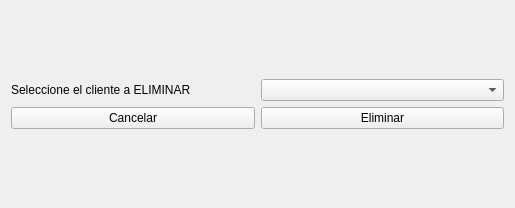
ValenDD/Desktop_app_mechanical_workshop, file views/Views ui/findDeleteClientWindowUI.ui: the form before one commit.
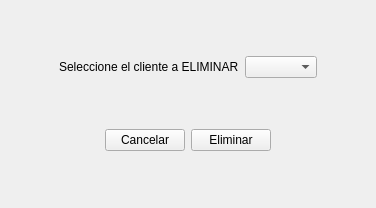
The form after the commit.

```diff
--- a/views/Views ui/findDeleteClientWindowUI.ui
+++ b/views/Views ui/findDeleteClientWindowUI.ui
@@ -6,7 +6,7 @@
    <rect>
     <x>0</x>
     <y>0</y>
-    <width>515</width>
+    <width>376</width>
     <height>208</height>
    </rect>
   </property>
@@ -14,32 +14,88 @@
    <string>Form</string>
   </property>
   <layout class="QGridLayout" name="gridLayout_2">
+   <item row="0" column="2">
+    <spacer name="horizontalSpacer_2">
+     <property name="orientation">
+      <enum>Qt::Horizontal</enum>
+     </property>
+     <property name="sizeHint" stdset="0">
+      <size>
+       <width>40</width>
+       <height>20</height>
+      </size>
+     </property>
+    </spacer>
+   </item>
    <item row="0" column="0">
+    <spacer name="horizontalSpacer">
+     <property name="orientation">
+      <enum>Qt::Horizontal</enum>
+     </property>
+     <property name="sizeHint" stdset="0">
+      <size>
+       <width>40</width>
+       <height>20</height>
+      </size>
+     </property>
+    </spacer>
+   </item>
+   <item row="0" column="1">
     <layout class="QGridLayout" name="gridLayout">
      <item row="0" column="1">
-      <widget class="QComboBox" name="lista_clientes"/>
-     </item>
-     <item row="0" column="0">
       <widget class="QLabel" name="label">
        <property name="text">
         <string>Seleccione el cliente a ELIMINAR</string>
        </property>
       </widget>
      </item>
-     <item row="1" column="1">
-      <widget class="QPushButton" name="Eliminar_cliente">
+     <item row="0" column="2">
+      <widget class="QComboBox" name="lista_clientes"/>
+     </item>
+    </layout>
+   </item>
+   <item row="1" column="1">
+    <layout class="QGridLayout" name="gridLayout_3">
+     <item row="0" column="2">
+      <widget class="QPushButton" name="Eliminar_button">
        <property name="text">
         <string>Eliminar</string>
        </property>
       </widget>
      </item>
-     <item row="1" column="0">
-      <widget class="QPushButton" name="Cancelar">
+     <item row="0" column="1">
+      <widget class="QPushButton" name="Cancelar_button">
        <property name="text">
         <string>Cancelar</string>
        </property>
       </widget>
      </item>
+     <item row="0" column="0">
+      <spacer name="horizontalSpacer_3">
+       <property name="orientation">
+        <enum>Qt::Horizontal</enum>
+       </property>
+       <property name="sizeHint" stdset="0">
+        <size>
+         <width>40</width>
+         <height>20</height>
+        </size>
+       </property>
+      </spacer>
+     </item>
+     <item row="0" column="3">
+      <spacer name="horizontalSpacer_4">
+       <property name="orientation">
+        <enum>Qt::Horizontal</enum>
+       </property>
+       <property name="sizeHint" stdset="0">
+        <size>
+         <width>40</width>
+         <height>20</height>
+        </size>
+       </property>
+      </spacer>
+     </item>
     </layout>
    </item>
   </layout>
```
